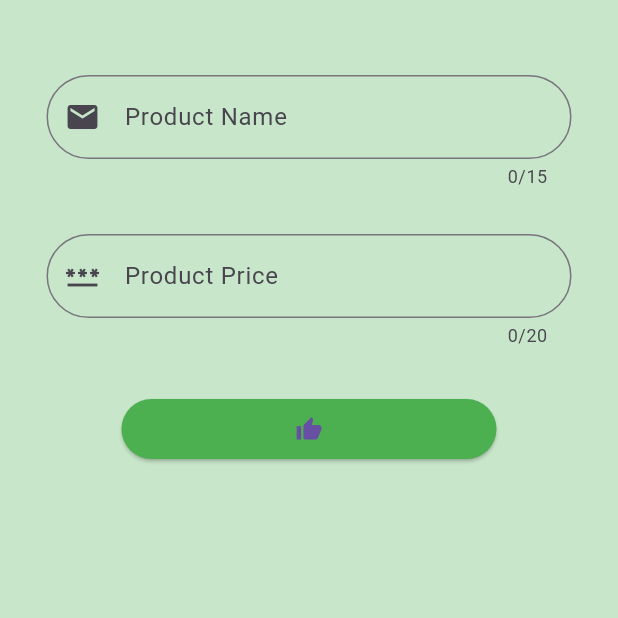
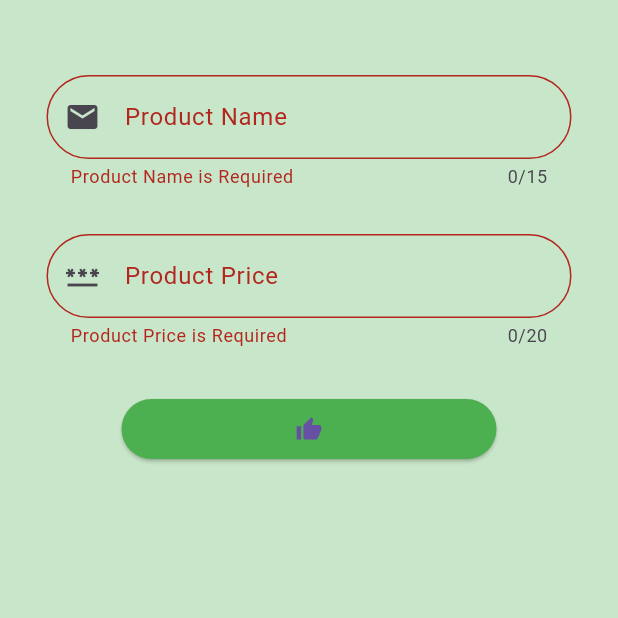
Before and after one commit to farazinam/2401E1, a Flutter app: the screen it shows after launch, after a tap on the "thumb up" icon, on a phone screen of 412 x 824 dp, the top half of it. Run offline on Flutter 3.47's test engine with Material 3 defaults, Android fonts, the phone set to English and light mode, and no system bars; our stand-ins replace cloud_firestore, device_preview, firebase_core, fluttertoast, form_field_validator, get; accounts and stored records are empty; key blocks and very long unbroken strings in the code were emptied for the run.

Commit message:
Flutter - Day 12

```diff
--- a/HDSE-II/flutter/mobileapp/lib/CRUD/create.dart
+++ b/HDSE-II/flutter/mobileapp/lib/CRUD/create.dart
@@ -1,5 +1,6 @@
 import 'package:cloud_firestore/cloud_firestore.dart';
 import 'package:flutter/material.dart';
+import 'package:form_field_validator/form_field_validator.dart';
 
 class CreateExample extends StatefulWidget {
   const CreateExample({super.key});
@@ -10,26 +11,33 @@ class CreateExample extends StatefulWidget {
 
 class _CreateExampleState extends State<CreateExample> {
 
-    // GlobalKey<FormState> _FKey = GlobalKey<FormState>();
+    GlobalKey<FormState> _FKey = GlobalKey<FormState>();
 
     final TextEditingController pname = TextEditingController();
     final TextEditingController pprice = TextEditingController();
 
-    final CollectionReference pro = FirebaseFirestore.instance.collection("prod");
+    final CollectionReference pro = FirebaseFirestore.instance.collection("products");
 
     Future <void> createData() async{
+
       var pn = pname.text.trim();
       var pp = pprice.text.trim();
 
+      var validate = _FKey.currentState?.validate();
+
+      if(validate == true){
       await pro.add({
         "Product Name" : pn,
         "Product Price" : pp,
       });
 
+      ScaffoldMessenger.of(context).showSnackBar(
+        SnackBar(content: Text("Record Inserted Successfully!")),
+      );
+
+      }
+
     }
-
-
-
 
 
   @override
@@ -43,7 +51,7 @@ class _CreateExampleState extends State<CreateExample> {
         // margin: EdgeInsets.all(50),
         // margin: EdgeInsets.only(top: 20, right: 30, bottom: 40, left: 50),
         child: Form(
-          // key: _FKey,
+          key: _FKey,
           child: Column(
             children: [
 
@@ -52,6 +60,12 @@ class _CreateExampleState extends State<CreateExample> {
               SizedBox(
                 width: 350,
                 child: TextFormField(
+                  autovalidateMode: AutovalidateMode.onUserInteraction,
+                  validator: MultiValidator(
+                    [
+                      RequiredValidator(errorText: "Product Name is Required"),
+                    ]
+                  ).call,
                   controller: pname,
                   maxLength: 15,
                   decoration: InputDecoration(
@@ -69,6 +83,12 @@ class _CreateExampleState extends State<CreateExample> {
               Container(
                 width: 350,
                 child: TextFormField(
+                    autovalidateMode: AutovalidateMode.onUserInteraction,
+                  validator: MultiValidator(
+                    [
+                      RequiredValidator(errorText: "Product Price is Required"),
+                    ]
+                  ).call,
                   controller: pprice,
                   maxLength: 20,
                   decoration: InputDecoration(
@@ -86,7 +106,8 @@ class _CreateExampleState extends State<CreateExample> {
               SizedBox(height: 30),
 
               ElevatedButton(
-                onPressed: createData,
+                onPressed:
+                createData,
                 child: Icon(Icons.thumb_up),
                 style: ElevatedButton.styleFrom(
                   fixedSize: Size(250, 35),
```
